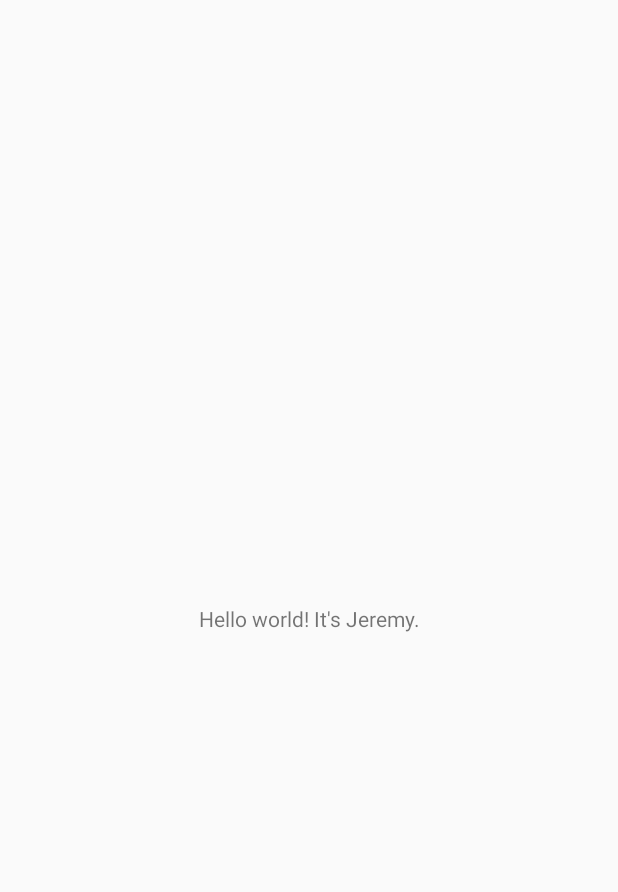
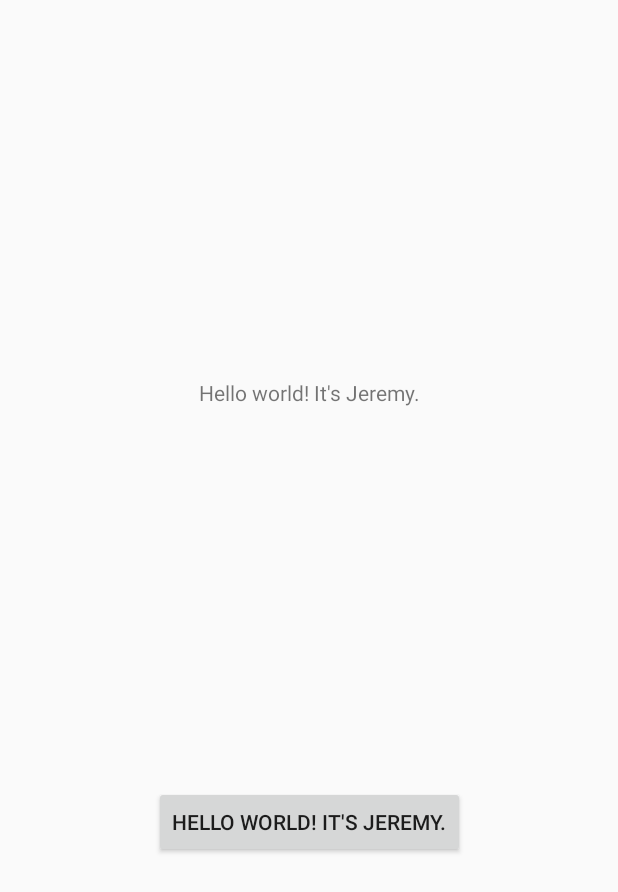
Before and after one commit to webclinic017/mono, an Android app: the screen it shows after launch (MainActivity), on a phone screen of 412 x 824 dp. Before the commit the part shown is almost empty. Shown: the top 892 px of the screen. Run offline under Robolectric (Android 15) with nearby library versions, the light colour scheme and no system bars.

```diff
--- a/android/app/src/main/AndroidManifest.xml
+++ b/android/app/src/main/AndroidManifest.xml
@@ -7,8 +7,8 @@
 >
 
     <uses-sdk
-        android:minSdkVersion="16"
-        android:targetSdkVersion="30"
+        android:minSdkVersion="20"
+        android:targetSdkVersion="29"
     />
 
     <application
@@ -18,6 +18,7 @@
         android:roundIcon="@mipmap/ic_launcher_round"
         android:supportsRtl="true"
         android:theme="@style/AppTheme"
+        android:debuggable="true"
     >
         <activity android:name=".MainActivity">
             <intent-filter>
--- a/android/app/src/main/res/layout/activity_main.xml
+++ b/android/app/src/main/res/layout/activity_main.xml
@@ -1,21 +1,34 @@
 <?xml version="1.0" encoding="utf-8"?>
 <androidx.constraintlayout.widget.ConstraintLayout
     xmlns:android="http://schemas.android.com/apk/res/android"
+    xmlns:app="http://schemas.android.com/apk/res-auto"
     xmlns:tools="http://schemas.android.com/tools"
-    xmlns:app="http://schemas.android.com/apk/res-auto"
     android:layout_width="match_parent"
     android:layout_height="match_parent"
     tools:context=".MainActivity"
 >
 
     <TextView
+        android:id="@+id/mono__app_welcome_text"
+        android:layout_height="wrap_content"
         android:layout_width="wrap_content"
+        android:text="@string/mono__app_welcome_message"
+        app:layout_constraintTop_toTopOf="parent"
+        app:layout_constraintBottom_toTopOf="@id/mono__app_welcome_button"
+        app:layout_constraintStart_toStartOf="parent"
+        app:layout_constraintEnd_toEndOf="parent"
+    />
+
+    <Button
+        android:id="@+id/mono__app_welcome_button"
         android:layout_height="wrap_content"
-        android:text="@string/welcome_message"
+        android:layout_width="wrap_content"
+        android:text="@string/mono__app_welcome_message"
         app:layout_constraintBottom_toBottomOf="parent"
         app:layout_constraintLeft_toLeftOf="parent"
         app:layout_constraintRight_toRightOf="parent"
-        app:layout_constraintTop_toTopOf="parent"
+        app:layout_constraintTop_toBottomOf="@id/mono__app_welcome_text"
     />
 
+
 </androidx.constraintlayout.widget.ConstraintLayout>
--- a/android/app/src/main/res/values/strings.xml
+++ b/android/app/src/main/res/values/strings.xml
@@ -1,4 +1,5 @@
+<?xml version="1.0" encoding="utf-8"?>
 <resources>
     <string name="app_name">mono</string>
-    <string name="welcome_message">Hello world! It\'s Jeremy.</string>
+    <string name="mono__app_welcome_message">Hello world! It\'s Jeremy.</string>
 </resources>
```
Also changed, not shown: 3 other files.
